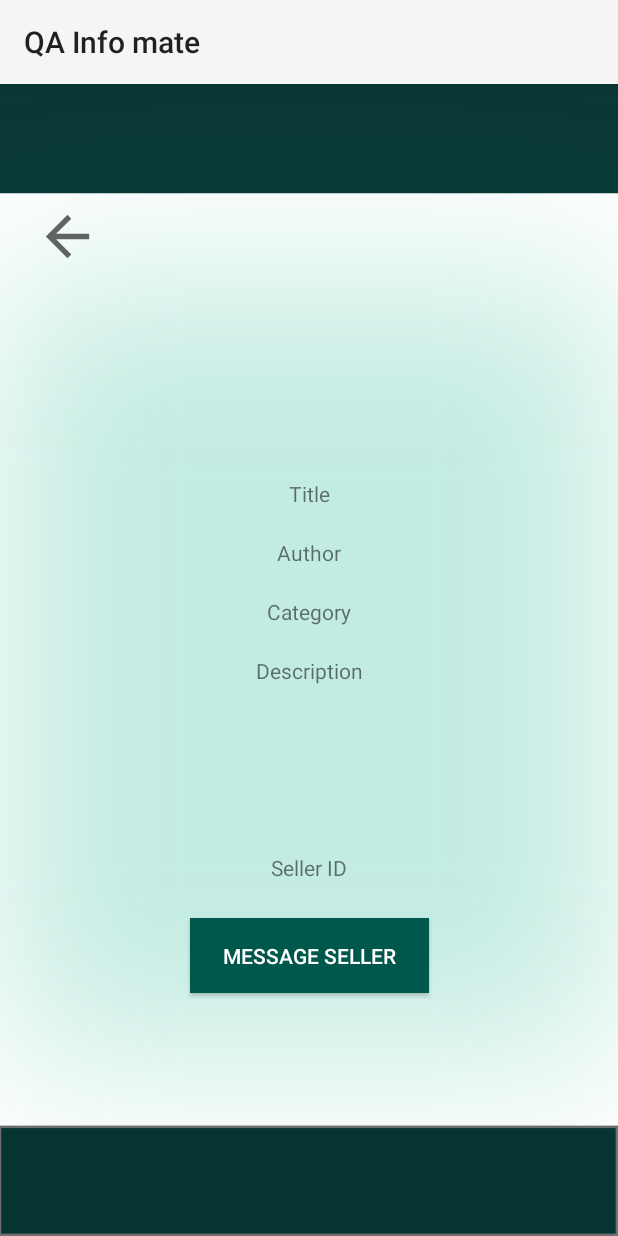
After one commit to Cartachana/QA-Info-Mate, an Android app: the Book_for_sale_detail screen opened directly, with no data from a screen before it, on a phone screen of 412 x 824 dp. The commit adds this screen. Run offline under Robolectric (Android 15) with nearby library versions, the phone set to English and light mode, and no system bars; our stand-ins replace Picasso; pictures from the network do not load; 6 statements that could not run were skipped.

Commit message:
RecyclerView now clickable to show book details

```diff
--- a/app/build.gradle
+++ b/app/build.gradle
@@ -35,6 +35,7 @@ dependencies {
     androidTestImplementation 'androidx.test.ext:junit:1.1.1'
     androidTestImplementation 'androidx.test.espresso:espresso-core:3.2.0'
     implementation 'androidx.recyclerview:recyclerview:1.1.0'
+    implementation 'com.google.android.material:material:1.1.0'
 
 }
 apply plugin: 'com.google.gms.google-services'
--- a/app/src/main/AndroidManifest.xml
+++ b/app/src/main/AndroidManifest.xml
@@ -9,7 +9,9 @@
         android:roundIcon="@mipmap/ic_launcher_round"
         android:supportsRtl="true"
         android:theme="@style/AppTheme">
-        <activity android:name=".View.BookSale"
+        <activity android:name=".View.Book_for_sale_detail"></activity>
+        <activity
+            android:name=".View.BookSale"
             android:theme="@style/HiddenTitleTheme" />
         <activity
             android:name=".View.Post_Book2"
--- a/app/src/main/java/com/example/qainfomate/Models/FirebaseViewHolder.java
+++ b/app/src/main/java/com/example/qainfomate/Models/FirebaseViewHolder.java
@@ -15,10 +15,6 @@ public class FirebaseViewHolder extends RecyclerView.ViewHolder {
 
     public FirebaseViewHolder(@NonNull View itemView) {
         super(itemView);
-        title = itemView.findViewById(R.id.title_book_sale);
-        author = itemView.findViewById(R.id.author_booksale);
-        description = itemView.findViewById(R.id.desc_booksale);
-        category = itemView.findViewById(R.id.category_booksale);
-        bookimg = itemView.findViewById(R.id.bookImage);
+
     }
 }
--- a/app/src/main/java/com/example/qainfomate/Models/Library_Book.java
+++ /dev/null
@@ -1,4 +0,0 @@
-package com.example.qainfomate.Models;
-
-public class Library_Book extends Book{
-}
--- /dev/null
+++ b/app/src/main/java/com/example/qainfomate/View/Book_for_sale_detail.java
@@ -0,0 +1,54 @@
+package com.example.qainfomate.View;
+
+import androidx.appcompat.app.AppCompatActivity;
+
+import android.content.Intent;
+import android.os.Bundle;
+import android.util.Log;
+import android.view.View;
+import android.widget.Button;
+import android.widget.ImageView;
+import android.widget.TextView;
+
+import com.example.qainfomate.Models.Book_for_Sale;
+import com.example.qainfomate.R;
+import com.squareup.picasso.Picasso;
+
+public class Book_for_sale_detail extends AppCompatActivity {
+
+    TextView title, author, cat, desc, sellerID;
+    ImageView bookImg, back;
+    Button msgSeller;
+
+    @Override
+    protected void onCreate(Bundle savedInstanceState) {
+        super.onCreate(savedInstanceState);
+        setContentView(R.layout.activity_book_for_sale_detail);
+
+        title = findViewById(R.id.tv_title_bfsDetails);
+        author = findViewById(R.id.tv_author_bfsDetails);
+        cat = findViewById(R.id.tv_cat_bfsDetails);
+        desc = findViewById(R.id.tv_desc_bfsDetails);
+        sellerID = findViewById(R.id.tv_sellerID_bfsDetails);
+        bookImg = findViewById(R.id.iv_bookimg_bfsDetails);
+        msgSeller = findViewById(R.id.btn_mssSeller_bfsDetail);
+        back = findViewById(R.id.iv_back_bfs_detail);
+        Intent i = getIntent();
+        Book_for_Sale bfs = i.getParcelableExtra("BFS");
+
+
+        title.setText(bfs.getTitle());
+        author.setText(bfs.getAuthor());
+        cat.setText(bfs.getCategory());
+        desc.setText(bfs.getDescription());
+        sellerID.setText(bfs.getStuId());
+        Picasso.get().load(bfs.getImageUrl()).fit().into(bookImg);
+
+        back.setOnClickListener(new View.OnClickListener() {
+            @Override
+            public void onClick(View v) {
+                finish();
+            }
+        });
+    }
+}
--- /dev/null
+++ b/app/src/main/res/layout/activity_book_for_sale_detail.xml
@@ -0,0 +1,95 @@
+<?xml version="1.0" encoding="utf-8"?>
+<androidx.constraintlayout.widget.ConstraintLayout
+xmlns:android="http://schemas.android.com/apk/res/android"
+xmlns:app="http://schemas.android.com/apk/res-auto"
+xmlns:tools="http://schemas.android.com/tools"
+android:background="@drawable/bg_dashboard"
+android:layout_width="match_parent"
+android:layout_height="match_parent"
+tools:context=".View.Book_for_sale_detail">
+
+<ImageView
+    android:id="@+id/iv_bookimg_bfsDetails"
+    android:layout_width="152dp"
+    android:layout_height="159dp"
+    android:layout_marginTop="80dp"
+    app:layout_constraintEnd_toEndOf="parent"
+    app:layout_constraintHorizontal_bias="0.498"
+    app:layout_constraintStart_toStartOf="parent"
+    app:layout_constraintTop_toTopOf="parent"
+    />
+
+<TextView
+    android:id="@+id/tv_title_bfsDetails"
+    android:layout_width="wrap_content"
+    android:layout_height="wrap_content"
+    android:layout_marginTop="24dp"
+    android:text="Title"
+    app:layout_constraintEnd_toEndOf="parent"
+    app:layout_constraintStart_toStartOf="parent"
+    app:layout_constraintTop_toBottomOf="@+id/iv_bookimg_bfsDetails" />
+
+<TextView
+    android:id="@+id/tv_author_bfsDetails"
+    android:layout_width="wrap_content"
+    android:layout_height="wrap_content"
+    android:layout_marginTop="20dp"
+    android:text="Author"
+    app:layout_constraintEnd_toEndOf="parent"
+    app:layout_constraintStart_toStartOf="parent"
+    app:layout_constraintTop_toBottomOf="@+id/tv_title_bfsDetails" />
+
+<TextView
+    android:id="@+id/tv_desc_bfsDetails"
+    android:layout_width="wrap_content"
+    android:layout_height="wrap_content"
+    android:layout_marginTop="20dp"
+    android:inputType="textMultiLine"
+    android:text="Description"
+    app:layout_constraintEnd_toEndOf="parent"
+    app:layout_constraintStart_toStartOf="parent"
+    app:layout_constraintTop_toBottomOf="@+id/tv_cat_bfsDetails" />
+
+<TextView
+    android:id="@+id/tv_cat_bfsDetails"
+    android:layout_width="wrap_content"
+    android:layout_height="wrap_content"
+    android:layout_marginTop="20dp"
+    android:text="Category"
+    app:layout_constraintEnd_toEndOf="parent"
+    app:layout_constraintStart_toStartOf="parent"
+    app:layout_constraintTop_toBottomOf="@+id/tv_author_bfsDetails" />
+
+<TextView
+    android:id="@+id/tv_sellerID_bfsDetails"
+    android:layout_width="wrap_content"
+    android:layout_height="wrap_content"
+    android:layout_marginTop="112dp"
+    android:text="Seller ID"
+    app:layout_constraintEnd_toEndOf="parent"
+    app:layout_constraintStart_toStartOf="parent"
+    app:layout_constraintTop_toBottomOf="@+id/tv_desc_bfsDetails" />
+
+<Button
+    android:id="@+id/btn_mssSeller_bfsDetail"
+    android:layout_width="159dp"
+    android:layout_height="50dp"
+    android:layout_marginTop="24dp"
+    android:background="@color/colorPrimaryDark"
+    android:text="Message Seller"
+    android:textColor="@color/white"
+    app:layout_constraintEnd_toEndOf="parent"
+    app:layout_constraintStart_toStartOf="parent"
+    app:layout_constraintTop_toBottomOf="@+id/tv_sellerID_bfsDetails" />
+
+<ImageView
+    android:id="@+id/iv_back_bfs_detail"
+    android:layout_width="58dp"
+    android:layout_height="43dp"
+    android:layout_marginTop="80dp"
+    app:layout_constraintEnd_toStartOf="@+id/iv_bookimg_bfsDetails"
+    app:layout_constraintHorizontal_bias="0.225"
+    app:layout_constraintStart_toStartOf="parent"
+    app:layout_constraintTop_toTopOf="parent"
+    app:srcCompat="?attr/homeAsUpIndicator" />
+</androidx.constraintlayout.widget.ConstraintLayout>
--- a/build.gradle
+++ b/build.gradle
@@ -7,7 +7,7 @@ buildscript {
 
     }
     dependencies {
-        classpath 'com.android.tools.build:gradle:3.6.0'
+        classpath 'com.android.tools.build:gradle:3.6.1'
         classpath 'com.google.gms:google-services:4.3.3'
         // NOTE: Do not place your application dependencies here; they belong
         // in the individual module build.gradle files
```
Also changed, not shown: app/src/main/java/com/example/qainfomate/Models/Book.java (+37 -3 lines), app/src/main/java/com/example/qainfomate/Models/Book_for_Sale.java (+41 -3 lines), app/src/main/java/com/example/qainfomate/View/Adapter.java (added, +84 -0 lines), app/src/main/java/com/example/qainfomate/View/BookSale.java (+28 -58 lines), app/src/main/java/com/example/qainfomate/View/Post_Book2.java (+4 -4 lines).
